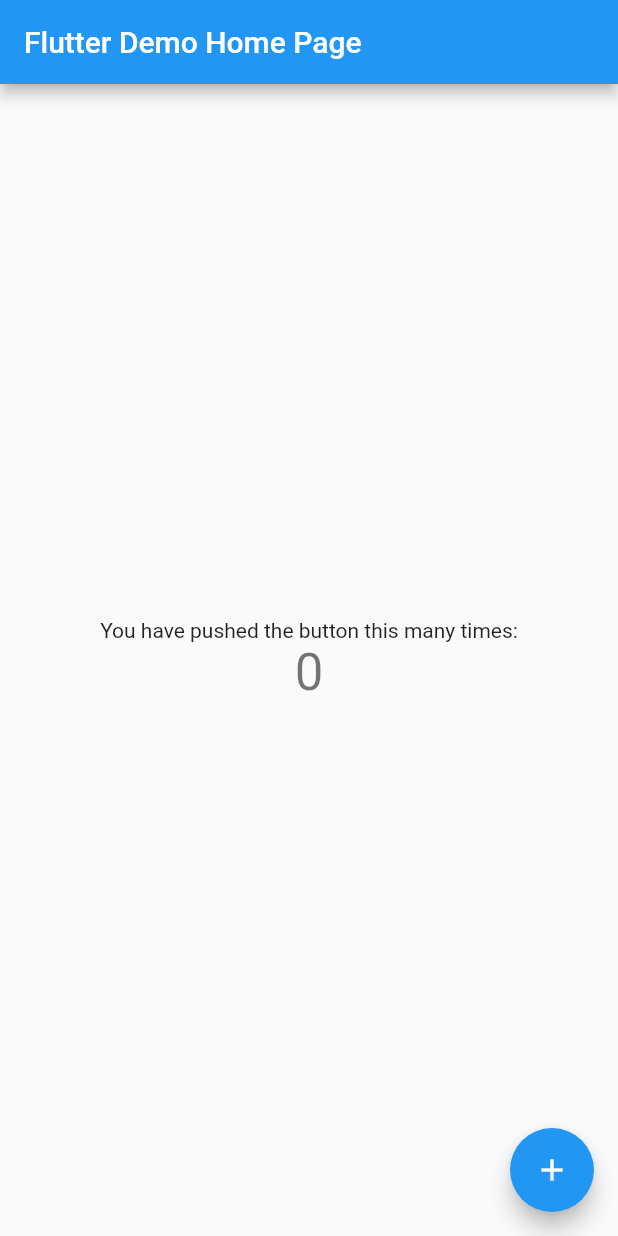
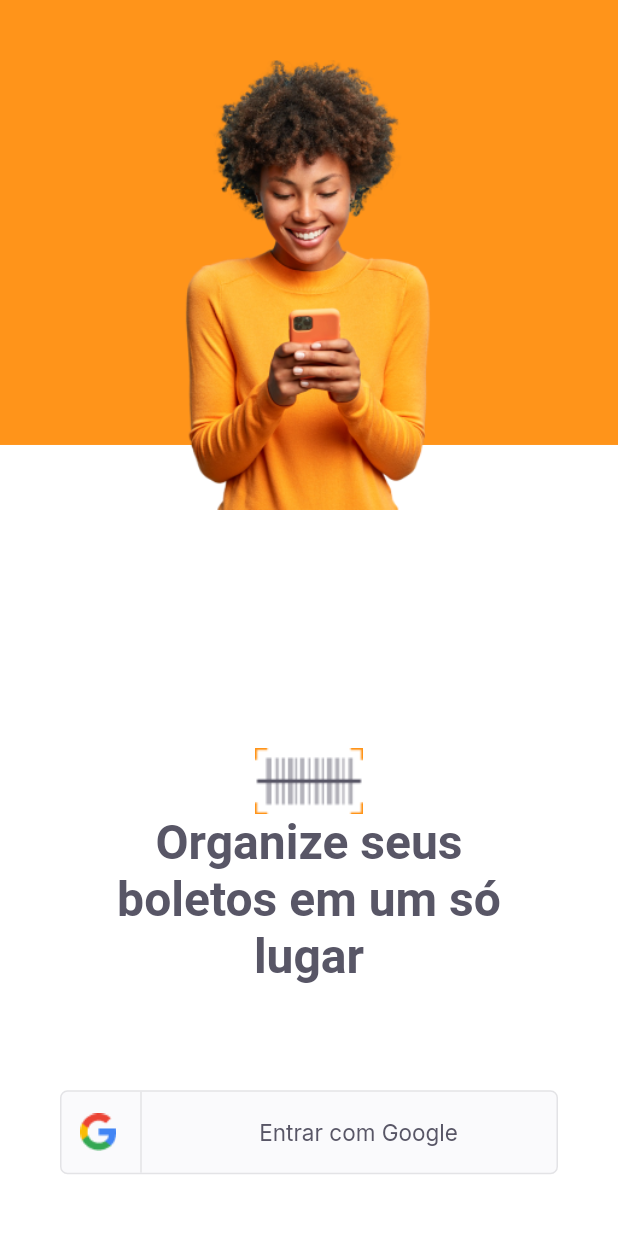
Before and after one commit to stringercj12/payflow, a Flutter app: the screen it shows after launch, on a phone screen of 412 x 824 dp. Run offline on Flutter 3.47's test engine with Material 2 defaults, Android fonts, the phone set to English and light mode, and no system bars; our stand-ins replace firebase_core, google_fonts, google_sign_in, shared_preferences; accounts and stored records are empty.

Commit message:
home, login e splash econection com firebase

```diff
--- /dev/null
+++ b/lib/app_widget.dart
@@ -0,0 +1,24 @@
+import 'package:flutter/material.dart';
+import 'package:payflow/modules/home/home_page.dart';
+import 'package:payflow/modules/login/login_page.dart';
+import 'package:payflow/modules/splash/splash_page.dart';
+import 'package:payflow/shared/themes/app_colors.dart';
+
+class AppWidget extends StatelessWidget {
+  @override
+  Widget build(BuildContext context) {
+    return MaterialApp(
+      title: 'Flutter Demo',
+      theme: ThemeData(
+        primaryColor: AppColors.primary,
+      ),
+      initialRoute: "/splash",
+      home: const LoginPage(),
+      routes: {
+        "/splash": (context) => SplashPage(),
+        "/home": (context) => HomePage(),
+        "/login": (context) => LoginPage(),
+      },
+    );
+  }
+}
--- a/lib/main.dart
+++ b/lib/main.dart
@@ -1,115 +1,45 @@
+import 'package:firebase_core/firebase_core.dart';
 import 'package:flutter/material.dart';
+import 'modules/login/login_page.dart';
+import 'app_widget.dart';
 
 void main() {
-  runApp(const MyApp());
+  runApp(const AppFirebase());
 }
 
-class MyApp extends StatelessWidget {
-  const MyApp({Key? key}) : super(key: key);
+class AppFirebase extends StatefulWidget {
+  const AppFirebase({Key? key}) : super(key: key);
 
-  // This widget is the root of your application.
   @override
-  Widget build(BuildContext context) {
-    return MaterialApp(
-      title: 'Flutter Demo',
-      theme: ThemeData(
-        // This is the theme of your application.
-        //
-        // Try running your application with "flutter run". You'll see the
-        // application has a blue toolbar. Then, without quitting the app, try
-        // changing the primarySwatch below to Colors.green and then invoke
-        // "hot reload" (press "r" in the console where you ran "flutter run",
-        // or simply save your changes to "hot reload" in a Flutter IDE).
-        // Notice that the counter didn't reset back to zero; the application
-        // is not restarted.
-        primarySwatch: Colors.blue,
-      ),
-      home: const MyHomePage(title: 'Flutter Demo Home Page'),
-    );
-  }
+  State<AppFirebase> createState() => _AppFirebaseState();
 }
 
-class MyHomePage extends StatefulWidget {
-  const MyHomePage({Key? key, required this.title}) : super(key: key);
-
-  // This widget is the home page of your application. It is stateful, meaning
-  // that it has a State object (defined below) that contains fields that affect
-  // how it looks.
-
-  // This class is the configuration for the state. It holds the values (in this
-  // case the title) provided by the parent (in this case the App widget) and
-  // used by the build method of the State. Fields in a Widget subclass are
-  // always marked "final".
-
-  final String title;
-
-  @override
-  State<MyHomePage> createState() => _MyHomePageState();
-}
-
-class _MyHomePageState extends State<MyHomePage> {
-  int _counter = 0;
-
-  void _incrementCounter() {
-    setState(() {
-      // This call to setState tells the Flutter framework that something has
-      // changed in this State, which causes it to rerun the build method below
-      // so that the display can reflect the updated values. If we changed
-      // _counter without calling setState(), then the build method would not be
-      // called again, and so nothing would appear to happen.
-      _counter++;
-    });
-  }
+class _AppFirebaseState extends State<AppFirebase> {
+  final Future<FirebaseApp> _initialization = Firebase.initializeApp();
 
   @override
   Widget build(BuildContext context) {
-    // This method is rerun every time setState is called, for instance as done
-    // by the _incrementCounter method above.
-    //
-    // The Flutter framework has been optimized to make rerunning build methods
-    // fast, so that you can just rebuild anything that needs updating rather
-    // than having to individually change instances of widgets.
-    return Scaffold(
-      appBar: AppBar(
-        // Here we take the value from the MyHomePage object that was created by
-        // the App.build method, and use it to set our appbar title.
-        title: Text(widget.title),
-      ),
-      body: Center(
-        // Center is a layout widget. It takes a single child and positions it
-        // in the middle of the parent.
-        child: Column(
-          // Column is also a layout widget. It takes a list of children and
-          // arranges them vertically. By default, it sizes itself to fit its
-          // children horizontally, and tries to be as tall as its parent.
-          //
-          // Invoke "debug painting" (press "p" in the console, choose the
-          // "Toggle Debug Paint" action from the Flutter Inspector in Android
-          // Studio, or the "Toggle Debug Paint" command in Visual Studio Code)
-          // to see the wireframe for each widget.
-          //
-          // Column has various properties to control how it sizes itself and
-          // how it positions its children. Here we use mainAxisAlignment to
-          // center the children vertically; the main axis here is the vertical
-          // axis because Columns are vertical (the cross axis would be
-          // horizontal).
-          mainAxisAlignment: MainAxisAlignment.center,
-          children: <Widget>[
-            const Text(
-              'You have pushed the button this many times:',
-            ),
-            Text(
-              '$_counter',
-              style: Theme.of(context).textTheme.headline4,
-            ),
-          ],
-        ),
-      ),
-      floatingActionButton: FloatingActionButton(
-        onPressed: _incrementCounter,
-        tooltip: 'Increment',
-        child: const Icon(Icons.add),
-      ), // This trailing comma makes auto-formatting nicer for build methods.
-    );
+    return FutureBuilder(
+        future: _initialization,
+        builder: (context, snapshot) {
+          if (snapshot.hasError) {
+            return const Material(
+              child: Center(
+                child: Text(
+                  "Não foi possível inicializar o Firebase",
+                  textDirection: TextDirection.ltr,
+                ),
+              ),
+            );
+          } else if (snapshot.connectionState == ConnectionState.done) {
+            return AppWidget();
+          } else {
+            return const Material(
+              child: Center(
+                child: CircularProgressIndicator(),
+              ),
+            );
+          }
+        });
   }
 }
--- /dev/null
+++ b/lib/modules/home/home_controller.dart
@@ -0,0 +1,6 @@
+class HomeController {
+  var currentPage = 0;
+  void setPage(int index) {
+    currentPage = index;
+  }
+}
--- /dev/null
+++ b/lib/modules/login/login_page.dart
@@ -0,0 +1,79 @@
+import 'package:flutter/material.dart';
+import 'package:google_sign_in/google_sign_in.dart';
+import 'package:payflow/modules/login/login_controller.dart';
+import 'package:payflow/shared/themes/app_colors.dart';
+import 'package:payflow/shared/themes/app_images.dart';
+import 'package:payflow/shared/widgets/social_login/social_login_button.dart';
+
+import '../../shared/themes/app_text.styles.dart';
+
+class LoginPage extends StatefulWidget {
+  const LoginPage({Key? key}) : super(key: key);
+
+  @override
+  State<LoginPage> createState() => _LoginPageState();
+}
+
+class _LoginPageState extends State<LoginPage> {
+  final controller = LoginController();
+
+  @override
+  Widget build(BuildContext context) {
+    final size = MediaQuery.of(context).size;
+    return Scaffold(
+      backgroundColor: AppColors.background,
+      body: Container(
+        width: size.width,
+        height: size.height,
+        child: Stack(
+          children: [
+            Container(
+              width: size.width,
+              height: size.height * 0.36,
+              color: AppColors.primary,
+            ),
+            Positioned(
+              top: 40,
+              left: 0,
+              right: 0,
+              child: Image.asset(
+                AppImages.person,
+                width: 208,
+                height: 300,
+              ),
+            ),
+            Positioned(
+              bottom: size.height * 0.05,
+              left: 0,
+              right: 0,
+              child: Column(
+                mainAxisAlignment: MainAxisAlignment.center,
+                crossAxisAlignment: CrossAxisAlignment.center,
+                children: [
+                  Image.asset(AppImages.logomini),
+                  Padding(
+                    padding: const EdgeInsets.only(left: 70, right: 70),
+                    child: Text(
+                      "Organize seus boletos em um só lugar",
+                      textAlign: TextAlign.center,
+                      style: TextStyles.titleHome,
+                    ),
+                  ),
+                  Padding(
+                    padding:
+                        const EdgeInsets.only(left: 40, right: 40, top: 70),
+                    child: SocialLoginButton(
+                      onTap: () {
+                        controller.googleSignIn(context);
+                      },
+                    ),
+                  )
+                ],
+              ),
+            ),
+          ],
+        ),
+      ),
+    );
+  }
+}
--- /dev/null
+++ b/lib/shared/models/user_model.dart
@@ -0,0 +1,19 @@
+import 'dart:convert';
+
+class UserModel {
+  final String name;
+  final String? photoURL;
+
+  UserModel({required this.name, required this.photoURL});
+
+  factory UserModel.fromMap(Map<String, dynamic> map) {
+    return UserModel(name: map['name'], photoURL: map['photoURL']);
+  }
+
+  factory UserModel.fromJson(String json) =>
+      UserModel.fromMap(jsonDecode(json));
+
+  Map<String, dynamic> toMap() => {"name": name, "photoURL": photoURL};
+
+  String toJson() => jsonEncode(toMap());
+}
--- a/lib/shared/themes/app_text.styles.dart
+++ b/lib/shared/themes/app_text.styles.dart
@@ -11,7 +11,7 @@ class TextStyles {
   static final titleRegular = GoogleFonts.lexendDeca(
     fontSize: 20,
     fontWeight: FontWeight.w400,
-    color: AppColors.heading,
+    color: AppColors.background,
   );
   static final titleBoldHeading = GoogleFonts.lexendDeca(
     fontSize: 20,
@@ -78,32 +78,32 @@ class TextStyles {
     fontWeight: FontWeight.w700,
     color: AppColors.background,
   );
-  static final captionBackground = GoogleFonts.lexendDeca(
+  static final captionBackground = GoogleFonts.inter(
     fontSize: 13,
     fontWeight: FontWeight.w400,
     color: AppColors.background,
   );
-  static final captionShape = GoogleFonts.lexendDeca(
+  static final captionShape = GoogleFonts.inter(
     fontSize: 13,
     fontWeight: FontWeight.w400,
     color: AppColors.shape,
   );
-  static final captionBody = GoogleFonts.lexendDeca(
+  static final captionBody = GoogleFonts.inter(
     fontSize: 13,
     fontWeight: FontWeight.w400,
     color: AppColors.body,
   );
-  static final captionBoldBackground = GoogleFonts.lexendDeca(
+  static final captionBoldBackground = GoogleFonts.inter(
     fontSize: 13,
     fontWeight: FontWeight.w600,
     color: AppColors.background,
   );
-  static final captionBoldShape = GoogleFonts.lexendDeca(
+  static final captionBoldShape = GoogleFonts.inter(
     fontSize: 13,
     fontWeight: FontWeight.w600,
     color: AppColors.shape,
   );
-  static final captionBoldBody = GoogleFonts.lexendDeca(
+  static final captionBoldBody = GoogleFonts.inter(
     fontSize: 13,
     fontWeight: FontWeight.w600,
     color: AppColors.body,
--- /dev/null
+++ b/lib/shared/widgets/social_login/social_login_button.dart
@@ -0,0 +1,56 @@
+import 'package:flutter/material.dart';
+import 'package:payflow/shared/themes/app_images.dart';
+import 'package:payflow/shared/themes/app_text.styles.dart';
+
+import '../../themes/app_colors.dart';
+
+class SocialLoginButton extends StatelessWidget {
+  final VoidCallback onTap;
+  const SocialLoginButton({Key? key, required this.onTap}) : super(key: key);
+
+  @override
+  Widget build(BuildContext context) {
+    return InkWell(
+      onTap: onTap,
+      child: Container(
+        height: 56,
+        decoration: BoxDecoration(
+          color: AppColors.shape,
+          borderRadius: BorderRadius.circular(5),
+          border: Border.fromBorderSide(
+            BorderSide(color: AppColors.stroke),
+          ),
+        ),
+        child: Row(
+          children: [
+            Expanded(
+              flex: 1,
+              child: Row(
+                mainAxisAlignment: MainAxisAlignment.center,
+                children: [
+                  Image.asset(AppImages.google),
+                  SizedBox(
+                    width: 16,
+                  ),
+                  Container(height: 56, width: 1, color: AppColors.stroke)
+                ],
+              ),
+            ),
+            Expanded(
+              flex: 4,
+              child: Row(
+                mainAxisAlignment: MainAxisAlignment.center,
+                children: [
+                  Text(
+                    "Entrar com Google",
+                    style: TextStyles.buttonGray,
+                  ),
+                ],
+              ),
+            ),
+          ],
+        ),
+      ),
+    );
+  }
+}
--- a/pubspec.yaml
+++ b/pubspec.yaml
@@ -35,6 +35,11 @@ dependencies:
   # Use with the CupertinoIcons class for iOS style icons.
   cupertino_icons: ^1.0.2
   google_fonts: ^2.3.1
+  firebase_core: ^1.13.1
+  google_sign_in: ^5.2.4
+  google_sign_in_web: ^0.10.0+5
+  shared_preferences: ^2.0.13
+
 
 
 dev_dependencies:
```
Also changed, not shown: lib/modules/home/home_page.dart (added, +96 -0 lines), lib/modules/login/login_controller.dart (added, +28 -0 lines), lib/modules/splash/splash_page.dart (added, +24 -0 lines), lib/shared/auth/auth_controller.dart (added, +43 -0 lines), pubspec.lock, 4 other files.
